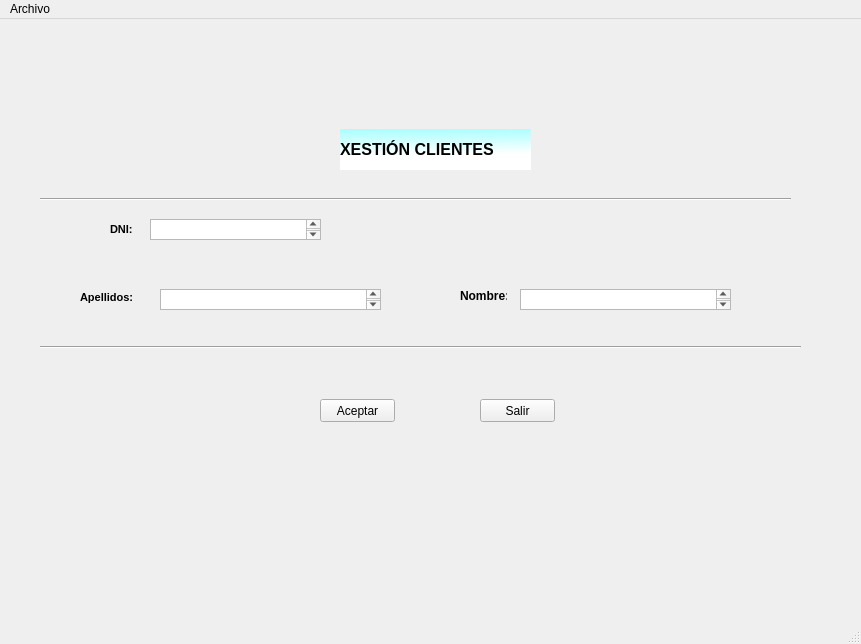
Above: ventana.ui from IagoBoente/ProyectoUno before the change. Below: the same form after it.
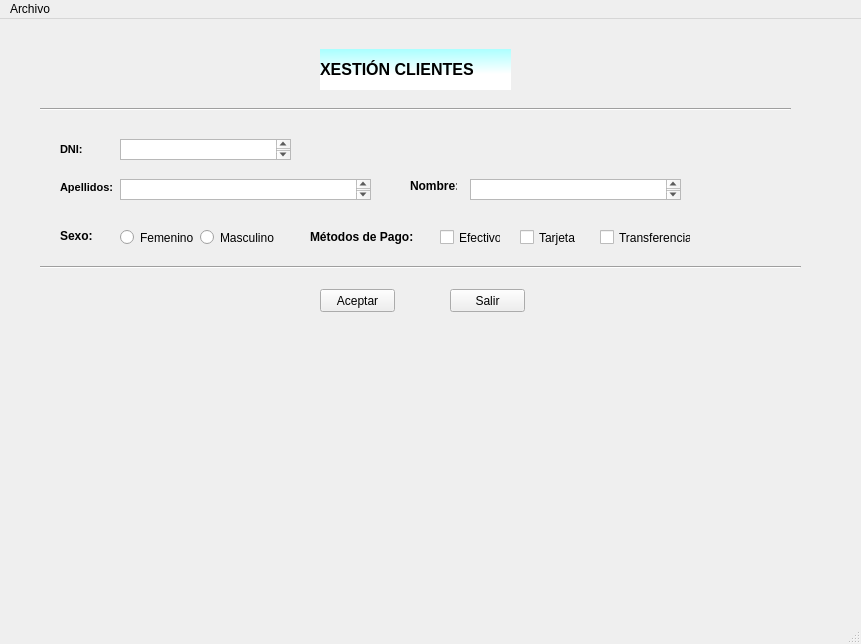
That is the form after the change. Custom widgets are drawn as their Qt base class.

What changed in the file:
```diff
--- a/ventana.ui
+++ b/ventana.ui
@@ -17,8 +17,8 @@
    <widget class="QLabel" name="label">
     <property name="geometry">
      <rect>
-      <x>340</x>
-      <y>110</y>
+      <x>320</x>
+      <y>30</y>
       <width>191</width>
       <height>41</height>
      </rect>
@@ -41,8 +41,8 @@
    <widget class="QLabel" name="lblDni_2">
     <property name="geometry">
      <rect>
-      <x>110</x>
-      <y>200</y>
+      <x>60</x>
+      <y>120</y>
       <width>31</width>
       <height>21</height>
      </rect>
@@ -62,7 +62,7 @@
     <property name="geometry">
      <rect>
       <x>40</x>
-      <y>170</y>
+      <y>80</y>
       <width>751</width>
       <height>20</height>
      </rect>
@@ -74,8 +74,8 @@
    <widget class="QTextEdit" name="editDni">
     <property name="geometry">
      <rect>
-      <x>150</x>
-      <y>200</y>
+      <x>120</x>
+      <y>120</y>
       <width>171</width>
       <height>21</height>
      </rect>
@@ -84,8 +84,8 @@
    <widget class="QLabel" name="lblapel">
     <property name="geometry">
      <rect>
-      <x>80</x>
-      <y>270</y>
+      <x>60</x>
+      <y>160</y>
       <width>71</width>
       <height>16</height>
      </rect>
@@ -104,9 +104,9 @@
    <widget class="QTextEdit" name="editApel">
     <property name="geometry">
      <rect>
-      <x>160</x>
-      <y>270</y>
-      <width>221</width>
+      <x>120</x>
+      <y>160</y>
+      <width>251</width>
       <height>21</height>
      </rect>
     </property>
@@ -115,7 +115,7 @@
     <property name="geometry">
      <rect>
       <x>40</x>
-      <y>320</y>
+      <y>240</y>
       <width>761</width>
       <height>16</height>
      </rect>
@@ -127,8 +127,8 @@
    <widget class="QLabel" name="lblNome">
     <property name="geometry">
      <rect>
-      <x>460</x>
-      <y>270</y>
+      <x>410</x>
+      <y>160</y>
       <width>47</width>
       <height>13</height>
      </rect>
@@ -146,8 +146,8 @@
    <widget class="QTextEdit" name="editNome">
     <property name="geometry">
      <rect>
-      <x>520</x>
-      <y>270</y>
+      <x>470</x>
+      <y>160</y>
       <width>211</width>
       <height>21</height>
      </rect>
@@ -157,7 +157,7 @@
     <property name="geometry">
      <rect>
       <x>320</x>
-      <y>380</y>
+      <y>270</y>
       <width>75</width>
       <height>23</height>
      </rect>
@@ -169,8 +169,8 @@
    <widget class="QPushButton" name="btnSalir">
     <property name="geometry">
      <rect>
-      <x>480</x>
-      <y>380</y>
+      <x>450</x>
+      <y>270</y>
       <width>75</width>
       <height>23</height>
      </rect>
@@ -179,6 +179,109 @@
      <string>Salir</string>
     </property>
    </widget>
+   <widget class="QLabel" name="lblSexo">
+    <property name="geometry">
+     <rect>
+      <x>60</x>
+      <y>210</y>
+      <width>47</width>
+      <height>13</height>
+     </rect>
+    </property>
+    <property name="font">
+     <font>
+      <weight>75</weight>
+      <bold>true</bold>
+     </font>
+    </property>
+    <property name="text">
+     <string>Sexo:</string>
+    </property>
+   </widget>
+   <widget class="QRadioButton" name="rbtFem">
+    <property name="geometry">
+     <rect>
+      <x>120</x>
+      <y>210</y>
+      <width>82</width>
+      <height>17</height>
+     </rect>
+    </property>
+    <property name="text">
+     <string>Femenino</string>
+    </property>
+   </widget>
+   <widget class="QRadioButton" name="rbtMasc">
+    <property name="geometry">
+     <rect>
+      <x>200</x>
+      <y>210</y>
+      <width>82</width>
+      <height>17</height>
+     </rect>
+    </property>
+    <property name="text">
+     <string>Masculino</string>
+    </property>
+   </widget>
+   <widget class="QLabel" name="lblSexo_2">
+    <property name="geometry">
+     <rect>
+      <x>310</x>
+      <y>210</y>
+      <width>111</width>
+      <height>16</height>
+     </rect>
+    </property>
+    <property name="font">
+     <font>
+      <weight>75</weight>
+      <bold>true</bold>
+     </font>
+    </property>
+    <property name="text">
+     <string>Métodos de Pago:</string>
+    </property>
+   </widget>
+   <widget class="QCheckBox" name="chkEfec">
+    <property name="geometry">
+     <rect>
+      <x>440</x>
+      <y>210</y>
+      <width>61</width>
+      <height>17</height>
+     </rect>
+    </property>
+    <property name="text">
+     <string>Efectivo</string>
+    </property>
+   </widget>
+   <widget class="QCheckBox" name="chkTar">
+    <property name="geometry">
+     <rect>
+      <x>520</x>
+      <y>210</y>
+      <width>61</width>
+      <height>17</height>
+     </rect>
+    </property>
+    <property name="text">
+     <string>Tarjeta</string>
+    </property>
+   </widget>
+   <widget class="QCheckBox" name="chkTrans">
+    <property name="geometry">
+     <rect>
+      <x>600</x>
+      <y>210</y>
+      <width>91</width>
+      <height>17</height>
+     </rect>
+    </property>
+    <property name="text">
+     <string>Transferencia</string>
+    </property>
+   </widget>
   </widget>
   <widget class="Archivo" name="menuBar">
    <property name="geometry">
```
